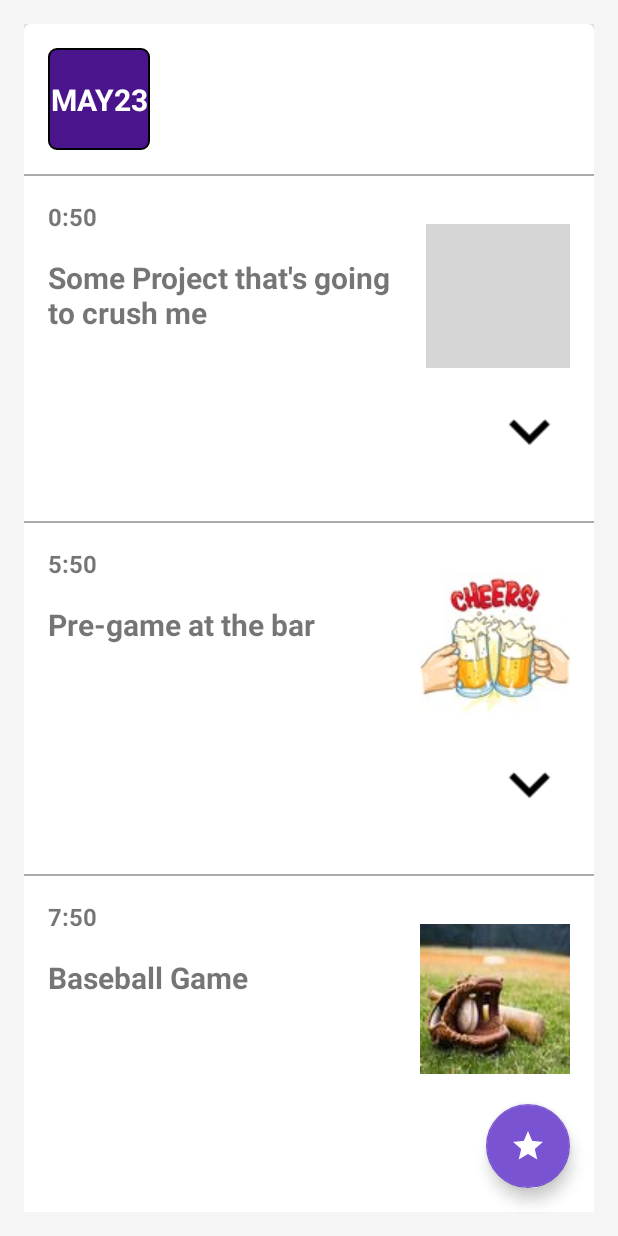
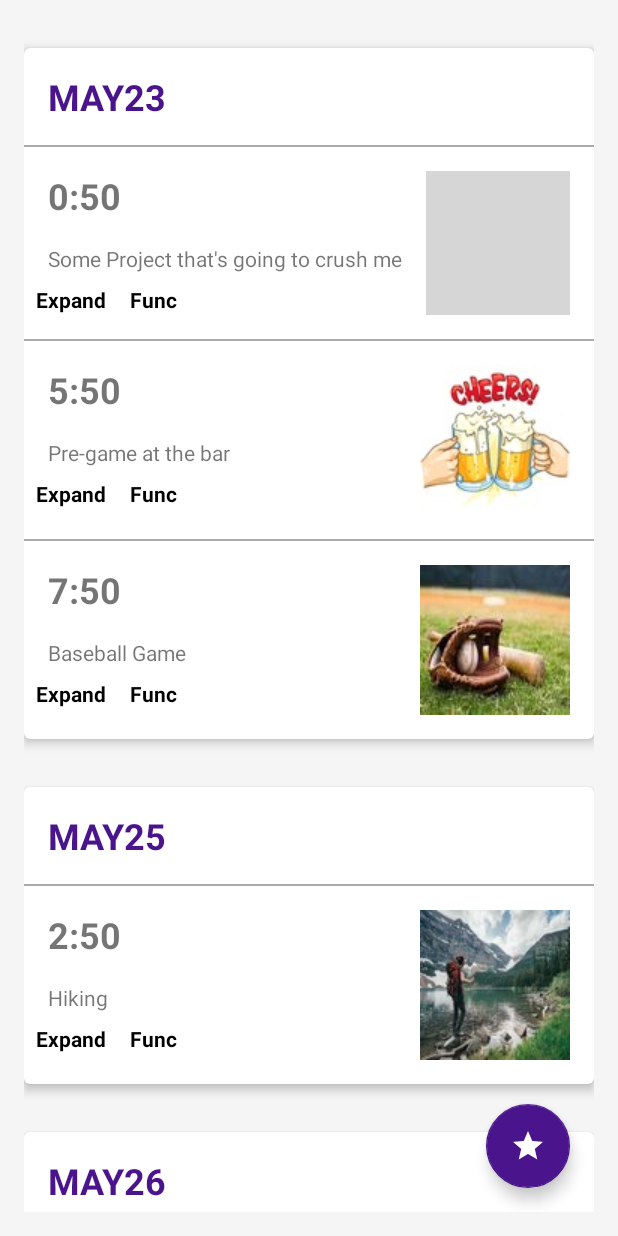
Before and after one commit to SLU-Work/SoftwareEngineering, an Android app: the screen it shows after launch (MainActivity), in the side drawer, after a tap on "My Places", on a phone screen of 412 x 824 dp. Run offline under Robolectric (Android 15) with nearby library versions, the phone set to English and light mode, and no system bars; libraries missing offline, so code that uses them is left out: com.backendless, com.backendless.async, com.backendless.exceptions; 1 statement that could not run was skipped; grey boxes are pictures that could not be loaded.

Commit message:
modified card layout and color scheme

```diff
--- a/se-project/app/src/main/java/com/slu/se_project/main/MainActivity.java
+++ b/se-project/app/src/main/java/com/slu/se_project/main/MainActivity.java
@@ -5,6 +5,7 @@ import android.os.Bundle;
 import android.support.design.widget.Snackbar;
 import android.support.v4.app.FragmentManager;
 import android.support.v4.widget.DrawerLayout;
+import android.support.v7.widget.Toolbar;
 import android.view.Menu;
 import android.view.MenuItem;
 
@@ -13,12 +14,12 @@ import com.slu.se_project.navigation.NavigationActivity;
 
 public class MainActivity extends NavigationActivity {
 
+    private Toolbar mNavigationToolbar;
     calendarFrag _calFrag;
     ExploreFrag _exploreFrag;
     PlacesFrag _placesFrag;
     String frag;
 
-    DrawerLayout _dLayout;
 
     @Override
     protected void onCreate(Bundle savedInstanceState) {
@@ -27,37 +28,37 @@ public class MainActivity extends NavigationActivity {
 
     @Override
     protected void setupViewHandles() {
-        if(_calFrag == null){
+        if (_calFrag == null) {
             _calFrag = new calendarFrag();
             _calFrag.setActivity(this);
         }
-        if(_exploreFrag == null){
+        if (_exploreFrag == null) {
             _exploreFrag = new ExploreFrag();
             _exploreFrag.setActivity(this);
         }
-        if(_placesFrag == null){
+        if (_placesFrag == null) {
             _placesFrag = new PlacesFrag();
             _placesFrag.setActivity(this);
         }
         setFrag();
     }
 
-    public void setFrag(){
+    public void setFrag() {
         if (getIntent().hasExtra("Frag")) {
             frag = getIntent().getStringExtra("Frag");
-        }else {
+        } else {
             frag = "MY_PLAN";
         }
         FragmentManager fm = getSupportFragmentManager();
-        switch (frag){
+        switch (frag) {
             case "EXPLORE":
                 fm.beginTransaction().add(R.id.navigation_activity_container, _exploreFrag).commit();
                 break;
             case "MY_PLAN":
-                fm.beginTransaction().add(R.id.navigation_activity_container, _calFrag ).commit();
+                fm.beginTransaction().add(R.id.navigation_activity_container, _calFrag).commit();
                 break;
             case "MY_PLACES":
-                fm.beginTransaction().add(R.id.navigation_activity_container, _placesFrag ).commit();
+                fm.beginTransaction().add(R.id.navigation_activity_container, _placesFrag).commit();
                 break;
         }
     }
@@ -67,10 +68,10 @@ public class MainActivity extends NavigationActivity {
         super.onActivityResult(requestCode, resultCode, data);
     }
 
-     @Override
-     protected int getContentResourceId() {
-         return R.layout.activity_main;
-     }
+    @Override
+    protected int getContentResourceId() {
+        return R.layout.activity_main;
+    }
 
 
     @Override
@@ -78,6 +79,8 @@ public class MainActivity extends NavigationActivity {
         super.onResume();
     }
 
+}
+/*
     @Override
     public boolean onCreateOptionsMenu(Menu menu) {
         // Inflate the menu; this adds items to the action bar if it is present.
@@ -101,7 +104,7 @@ public class MainActivity extends NavigationActivity {
         return true;
     }
 
-
+*/
 /*          @Override
         public void showPopup(View v){
              PopupMenu popup = new PopupMenu(this, v);
@@ -121,4 +124,4 @@ public class MainActivity extends NavigationActivity {
 
 
 
-*/}
+*/
--- a/se-project/app/src/main/java/com/slu/se_project/main/calendarFrag.java
+++ b/se-project/app/src/main/java/com/slu/se_project/main/calendarFrag.java
@@ -64,7 +64,7 @@ public class calendarFrag extends Fragment {
         data.get(2).addEvent("Some Project that's going to crush me", 12, 50, R.drawable.default_icon);
         data.get(2).addEvent("Hockey", 19, 50, R.drawable.hockey100);
 
-        RVAdapter adapter = new RVAdapter(data, getContext());
+        RVAdapter adapter = new RVAdapter(data, getActivity());
         rv.setAdapter(adapter);
 
         return v;
--- a/se-project/app/src/main/java/com/slu/se_project/userProfile/Profile_Frag.java
+++ b/se-project/app/src/main/java/com/slu/se_project/userProfile/Profile_Frag.java
@@ -26,10 +26,6 @@ public class Profile_Frag extends Fragment {
     }
 
 
-    public void onCreate(Bundle savedInstanceState){
-        super.onCreate(savedInstanceState);
-    }
-
     public View onCreateView(LayoutInflater inflater, ViewGroup container, Bundle savedInstanceState){
         final View v = inflater.inflate(R.layout.user_profile, container, false);
 
--- a/se-project/app/src/main/java/com/slu/se_project/userProfile/UserProfileActivity.java
+++ b/se-project/app/src/main/java/com/slu/se_project/userProfile/UserProfileActivity.java
@@ -19,12 +19,6 @@ public class UserProfileActivity extends NavigationActivity {
     Profile_Frag _profileFrag;
     Contacts_Frag _contactsFrag;
     String frag;
-
-
-    @Override
-    protected void onActivityResult(int requestCode, int resultCode, Intent data) {
-        super.onActivityResult(requestCode, resultCode, data);
-    }
 
     @Override
     protected void onCreate(Bundle savedInstanceState) {
@@ -62,6 +56,11 @@ public class UserProfileActivity extends NavigationActivity {
     }
 
     @Override
+    protected void onActivityResult(int requestCode, int resultCode, Intent data) {
+        super.onActivityResult(requestCode, resultCode, data);
+    }
+
+    @Override
     protected int getContentResourceId() {
         return R.layout.activity_profiles;
     }
--- a/se-project/app/src/main/res/drawable/rounded_corner.xml
+++ b/se-project/app/src/main/res/drawable/rounded_corner.xml
@@ -3,8 +3,6 @@
     <stroke
         android:width="1dp"
         android:color="@color/BLACK"/>
-
-    <solid android:color="@color/date_background" />
 
     <padding
         android:left="1dp"
--- a/se-project/app/src/main/res/layout/card_default.xml
+++ b/se-project/app/src/main/res/layout/card_default.xml
@@ -7,6 +7,7 @@
     android:layout_height="wrap_content"
     android:orientation="vertical"
     android:layout_marginBottom="@dimen/activity_vertical_margin"
+    android:layout_marginTop="@dimen/activity_vertical_margin"
     android:clickable="true"
     android:stateListAnimator="@animator/lift_on_touch"
     android:background="@color/card_background"
@@ -22,16 +23,13 @@
 
         <TextView
             android:id="@+id/month"
-            android:layout_width="68dp"
-            android:layout_height="68dp"
+            android:layout_width="match_parent"
+            android:layout_height="wrap_content"
             android:layout_alignParentLeft="true"
-            android:layout_marginTop="@dimen/activity_vertical_margin"
-            android:layout_marginStart="@dimen/activity_vertical_margin"
-            android:gravity="center"
-            android:textColor="@color/card_date_color"
+            android:layout_margin="@dimen/activity_vertical_margin"
+            android:textColor="@color/date_background"
             android:textStyle="bold"
-            android:textSize="20sp"
-            android:background="@drawable/rounded_corner"
+            android:textSize="24sp"
             />
 
 
--- a/se-project/app/src/main/res/layout/card_event.xml
+++ b/se-project/app/src/main/res/layout/card_event.xml
@@ -6,19 +6,17 @@
         <View
             android:id="@+id/divider"
             android:layout_width="match_parent"
+            android:layout_below="@+id/month"
             android:layout_height="1dp"
-            android:layout_marginTop="@dimen/activity_vertical_margin"
-            android:layout_marginBottom="@dimen/activity_vertical_margin"
             android:background="@android:color/darker_gray"
             />
         <TextView
             android:id="@+id/time"
             android:layout_width="wrap_content"
-            android:layout_height="wrap_content"
-            android:layout_marginBottom="@dimen/activity_vertical_margin"
-            android:layout_marginStart="@dimen/activity_vertical_margin"
+            android:layout_height="match_parent"
+            android:layout_margin="@dimen/activity_vertical_margin"
+            android:textSize="24sp"
             android:textStyle="bold"
-            android:textSize="16sp"
             android:layout_below="@id/divider"
             />
         <TextView
@@ -29,8 +27,7 @@
             android:layout_toStartOf="@+id/icon"
             android:layout_marginStart="@dimen/activity_vertical_margin"
             android:layout_alignParentStart="true"
-            android:textSize="20dp"
-            android:textStyle="bold"
+            android:textSize="14sp"
 
             />
         <ImageView
@@ -41,15 +38,32 @@
             android:layout_below="@+id/divider"
             android:layout_alignParentEnd="true"
             />
-        <ImageView
-            android:id="@+id/expand_caret"
+        <TextView
+            android:id="@+id/action1"
             android:layout_width="wrap_content"
             android:layout_height="wrap_content"
-            android:layout_marginBottom="@dimen/activity_vertical_margin"
-            android:layout_marginEnd="@dimen/activity_vertical_margin"
-            android:layout_below="@+id/icon"
-            android:layout_alignParentEnd="true"
-            android:background="@drawable/ic_keyboard_arrow_down_black_36dp"/>
+            android:layout_alignParentLeft="true"
+            android:layout_below="@id/label"
+            android:layout_margin="8dp"
+            android:textColor="@color/BLACK"
+            android:textStyle="bold"
+            android:textSize="14sp"
+            android:clickable="true"
+            android:text="Expand"
+            />
+        <TextView
+            android:id="@+id/action2"
+            android:layout_width="wrap_content"
+            android:layout_height="wrap_content"
+            android:layout_toRightOf="@+id/action1"
+            android:layout_below="@id/label"
+            android:layout_margin="8dp"
+            android:textColor="@color/BLACK"
+            android:textStyle="bold"
+            android:textSize="14sp"
+            android:clickable="true"
+            android:text="Func"
+            />
 
 
 
--- a/se-project/app/src/main/res/layout/card_with_events.xml
+++ b/se-project/app/src/main/res/layout/card_with_events.xml
@@ -7,6 +7,7 @@
     android:layout_height="wrap_content"
     android:orientation="vertical"
     android:layout_marginBottom="@dimen/activity_vertical_margin"
+    android:layout_marginTop="@dimen/activity_vertical_margin"
     android:clickable="true"
     android:stateListAnimator="@animator/lift_on_touch"
     android:background="@color/card_background"
@@ -23,16 +24,13 @@
 
         <TextView
             android:id="@+id/month"
-            android:layout_width="68dp"
-            android:layout_height="68dp"
+            android:layout_width="match_parent"
+            android:layout_height="wrap_content"
             android:layout_alignParentLeft="true"
-            android:layout_marginTop="@dimen/activity_vertical_margin"
-            android:layout_marginStart="@dimen/activity_vertical_margin"
-            android:gravity="center"
-            android:textColor="@color/WHITE"
+            android:layout_margin="@dimen/activity_vertical_margin"
+            android:textColor="@color/date_background"
             android:textStyle="bold"
-            android:textSize="20sp"
-            android:background="@drawable/rounded_corner"
+            android:textSize="24sp"
             />
 
         <android.support.v7.widget.RecyclerView
@@ -43,30 +41,6 @@
             android:nestedScrollingEnabled="false"
             />
 
-
-        <View
-            android:id="@+id/divider"
-            android:layout_width="match_parent"
-            android:layout_marginTop="@dimen/activity_vertical_margin"
-            android:layout_marginBottom="@dimen/activity_vertical_margin"
-            android:layout_below="@+id/rv_events"
-            android:layout_height="1dp"
-            android:background="@android:color/darker_gray"
-            />
-
-        <ImageView
-            android:id="@+id/add_event"
-            android:layout_width="68dp"
-            android:layout_height="68dp"
-            android:layout_marginBottom="@dimen/activity_vertical_margin"
-            android:layout_below="@+id/divider"
-            android:layout_centerHorizontal="true"
-            android:background="@drawable/rounded_corner"
-            android:src="@drawable/ic_action_add_white"
-            android:clickable="true"
-            android:stateListAnimator="@animator/lift_on_touch"
-            />
-
     </RelativeLayout>
 
 </android.support.v7.widget.CardView>
--- a/se-project/app/src/main/res/layout/main_calendar.xml
+++ b/se-project/app/src/main/res/layout/main_calendar.xml
@@ -1,20 +1,22 @@
 <?xml version="1.0" encoding="utf-8"?>
-<android.support.design.widget.CoordinatorLayout xmlns:android="http://schemas.android.com/apk/res/android"
+<RelativeLayout xmlns:android="http://schemas.android.com/apk/res/android"
     xmlns:app="http://schemas.android.com/apk/res-auto"
     android:id="@+id/calendar_layout"
     android:orientation="vertical"
     android:layout_width="match_parent"
-    android:layout_height="wrap_content"
-    android:padding="@dimen/activity_horizontal_margin"
-    android:background="@color/nav_view_bg">
+    android:layout_height="match_parent"
+    android:paddingLeft="@dimen/activity_horizontal_margin"
+    android:paddingRight="@dimen/activity_vertical_margin"
+    android:background="@color/nav_toolbar"
+    >
 
     <android.support.v7.widget.RecyclerView
         android:id="@+id/rv"
         android:layout_width="match_parent"
-        android:layout_height="wrap_content"
+        android:layout_height="match_parent"
         android:nestedScrollingEnabled="false"
         />
 
 
 
-</android.support.design.widget.CoordinatorLayout>
+</RelativeLayout>
--- a/se-project/app/src/main/res/layout/navigation_activity_core.xml
+++ b/se-project/app/src/main/res/layout/navigation_activity_core.xml
@@ -6,7 +6,7 @@
     android:layout_width="match_parent"
     android:layout_height="match_parent">
 
-    <!-- This LinearLayout represents the contents of the screen  -->
+    <!-- This CoordinatorLayout represents the contents of the screen  -->
     <android.support.design.widget.CoordinatorLayout
         android:layout_width="match_parent"
         android:layout_height="match_parent"
@@ -37,7 +37,7 @@
             android:layout_margin="32dp"
             android:clickable="true"
             android:visibility="gone"
-            app:backgroundTint="@color/nav_toolbar"
+            app:backgroundTint="@color/nav_drawer_header_bg"
             app:elevation="6dp"
             />
     </android.support.design.widget.CoordinatorLayout>
--- a/se-project/app/src/main/res/layout/user_profile.xml
+++ b/se-project/app/src/main/res/layout/user_profile.xml
@@ -12,7 +12,7 @@
         android:layout_height="wrap_content"
         android:layout_alignParentEnd="true"
         android:layout_alignParentTop="true"
-        android:background="@color/bg_std"
+        android:background="@color/nav_toolbar"
         android:src="@drawable/ic_action_more_vert"
         android:contentDescription="@string/desc_overflow_button"
         android:onClick="showPopup"/>
--- a/se-project/app/src/main/res/values/colors.xml
+++ b/se-project/app/src/main/res/values/colors.xml
@@ -20,7 +20,7 @@
     <!-- Blue-->
     <color name="nav_toolbar">#7953d2</color>
     <!-- navigation_drawer_header.xml-->
-    <color name="nav_drawer_header_bg">#0000FF</color>
+    <color name="nav_drawer_header_bg">#4a148c</color>
     <!-- White-->
     <color name="nav_drawer_text">#FFFFFF</color>
     <!--navigation_activity_core.xml-->
```
Also changed, not shown: 78 other files.
